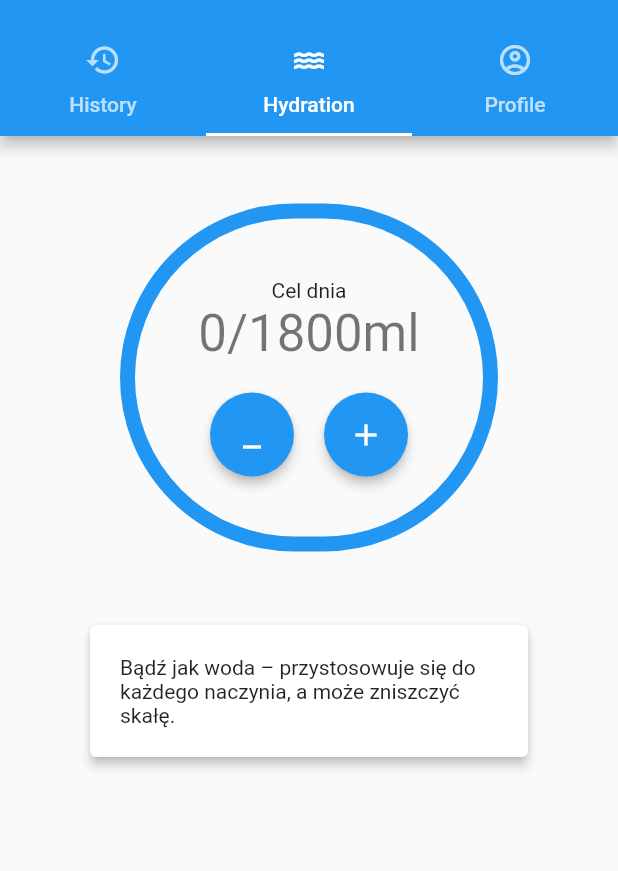
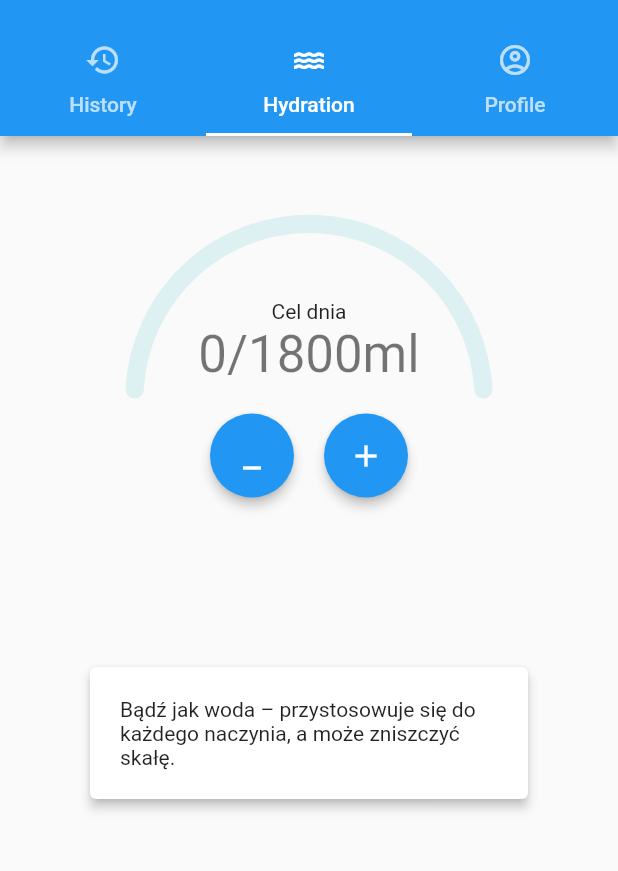
Before and after one commit to WeronikaWItt/count_your_water, a Flutter app: the screen it shows after launch, on a phone screen of 412 x 824 dp, the part 59-930 px from its top. Run offline on Flutter 3.47's test engine with Material 2 defaults, Android fonts, the phone set to English and light mode, and no system bars; drawn by our look-alikes of syncfusion_flutter_gauges.

Commit message:
changed border to radial gauge

```diff
--- a/lib/screens/hydration_screen.dart
+++ b/lib/screens/hydration_screen.dart
@@ -1,4 +1,5 @@
 import 'package:flutter/material.dart';
+import 'package:syncfusion_flutter_gauges/gauges.dart';
 
 class HydrationScreen extends StatefulWidget {
   const HydrationScreen({Key? key}) : super(key: key);
@@ -25,14 +26,28 @@ class _HydrationScreenState extends State<HydrationScreen> {
   @override
   Widget build(BuildContext context) {
     return Column(
-      crossAxisAlignment: CrossAxisAlignment.center,
       children: [
-        Container(
-          margin: const EdgeInsets.symmetric(horizontal: 80, vertical: 45),
-          padding: const EdgeInsets.all(40),
-          decoration: BoxDecoration(
-              borderRadius: BorderRadius.circular(250), border: Border.all(width: 10, color: Colors.blue)),
-          child: Column(
+        SfRadialGauge(
+          axes: [
+            RadialAxis(
+              showLabels: false,
+              showTicks: false,
+              startAngle: 180,
+              endAngle: 0,
+              radiusFactor: 0.7,
+              // canScaleToFit: true,
+              axisLineStyle: const AxisLineStyle(
+                thickness: 0.1,
+                color: Color.fromARGB(30, 0, 169, 181),
+                thicknessUnit: GaugeSizeUnit.factor,
+                cornerStyle: CornerStyle.startCurve,
+              ),
+              pointers: const <GaugePointer>[
+                RangePointer(value: 0, width: 0.1, sizeUnit: GaugeSizeUnit.factor, cornerStyle: CornerStyle.bothCurve)
+              ],
+              annotations: [
+                GaugeAnnotation(
+                  widget: Column(
                     mainAxisAlignment: MainAxisAlignment.center,
                     children: <Widget>[
                       const Text(
@@ -64,6 +79,10 @@ class _HydrationScreenState extends State<HydrationScreen> {
                     ],
                   ),
                 ),
+              ],
+            ),
+          ],
+        ),
         GestureDetector(
           child: const SizedBox(
             width: 300,
```
Lines whose indentation alone changed are shown as unchanged.
